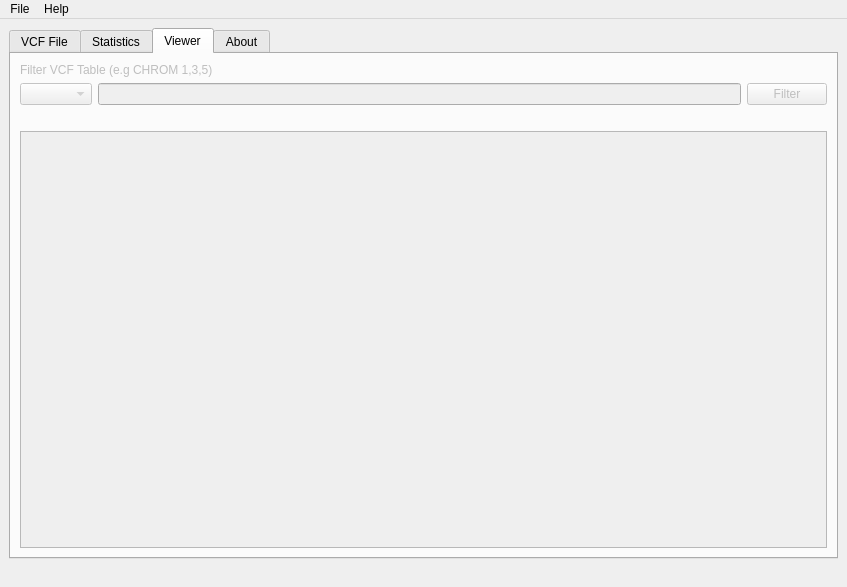
seanlaidlaw/Metallaxis, file metallaxis/MetallaxisGui.ui: the form before one commit.
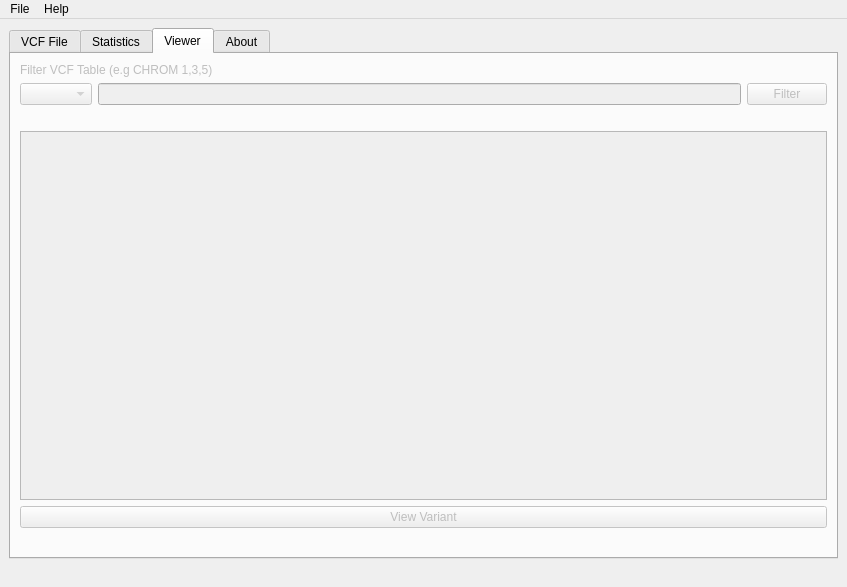
The form after the commit. The open tabs and pages were chosen to show the change.

Commit message: generate SVG for TE position in Chromosome, but not for allele

```diff
--- a/metallaxis/MetallaxisGui.ui
+++ b/metallaxis/MetallaxisGui.ui
@@ -17,7 +17,7 @@
    <property name="layoutDirection">
     <enum>Qt::LeftToRight</enum>
    </property>
-   <layout class="QHBoxLayout" name="horizontalLayout_6">
+      <layout class="QVBoxLayout" name="verticalLayout_5">
     <item>
      <widget class="QTabWidget" name="tabWidget">
       <property name="enabled">
@@ -371,6 +371,26 @@
             </property>
            </widget>
           </item>
+             <item>
+                 <widget class="QPushButton" name="view_variant_btn">
+                     <property name="enabled">
+                         <bool>false</bool>
+                     </property>
+                     <property name="text">
+                         <string>View Variant</string>
+                     </property>
+                 </widget>
+             </item>
+             <item>
+                 <layout class="QVBoxLayout" name="graphicsView"/>
+             </item>
+             <item>
+                 <widget class="QLabel" name="img_label">
+                     <property name="text">
+                         <string/>
+                     </property>
+                 </widget>
+             </item>
          </layout>
         </item>
        </layout>
```
Left out of the diff: 8 changed lines with no effect on the pictures. The commit also changes 2 other files.
